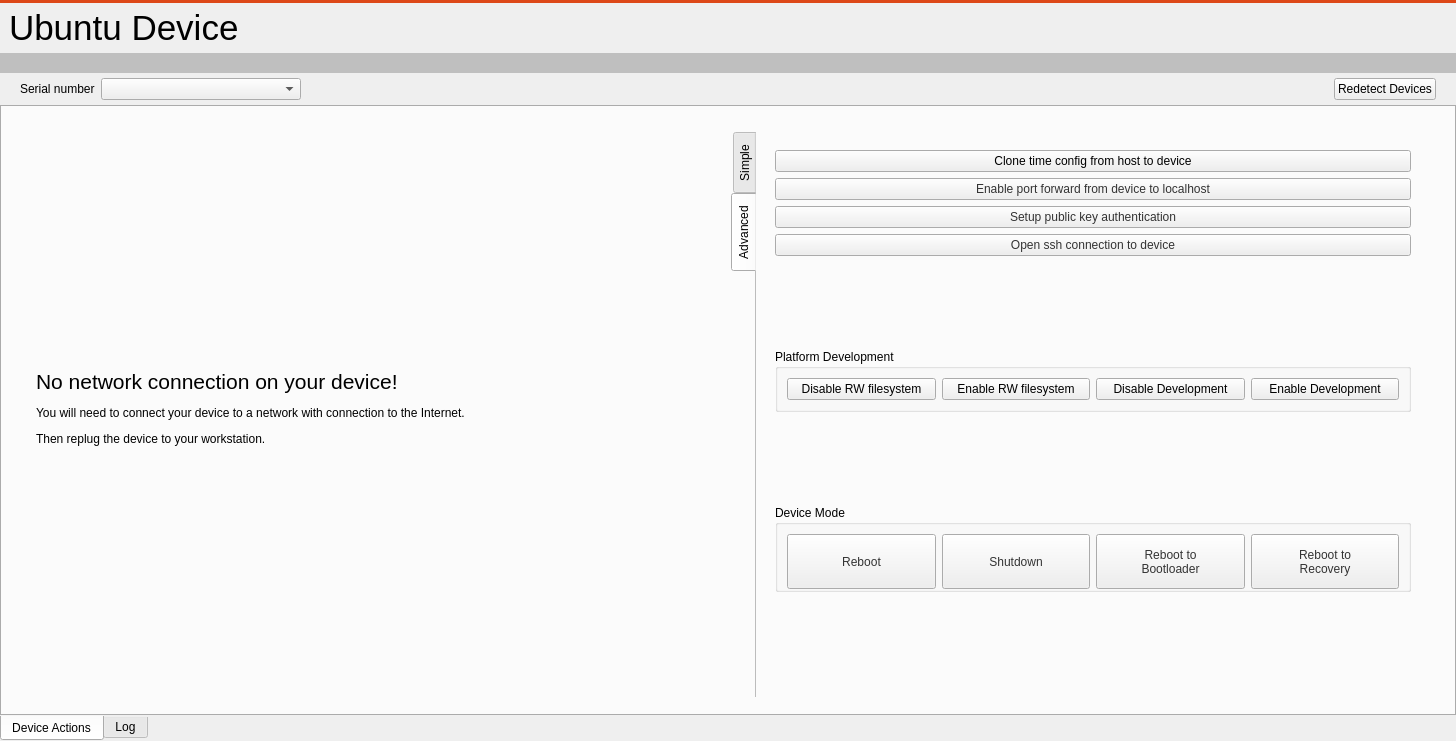
Before: the Qt Designer form src/ubuntu/ubuntudeviceswidget.ui in runelabs/qtcreator-plugin-ubuntu, drawn with Qt 5.
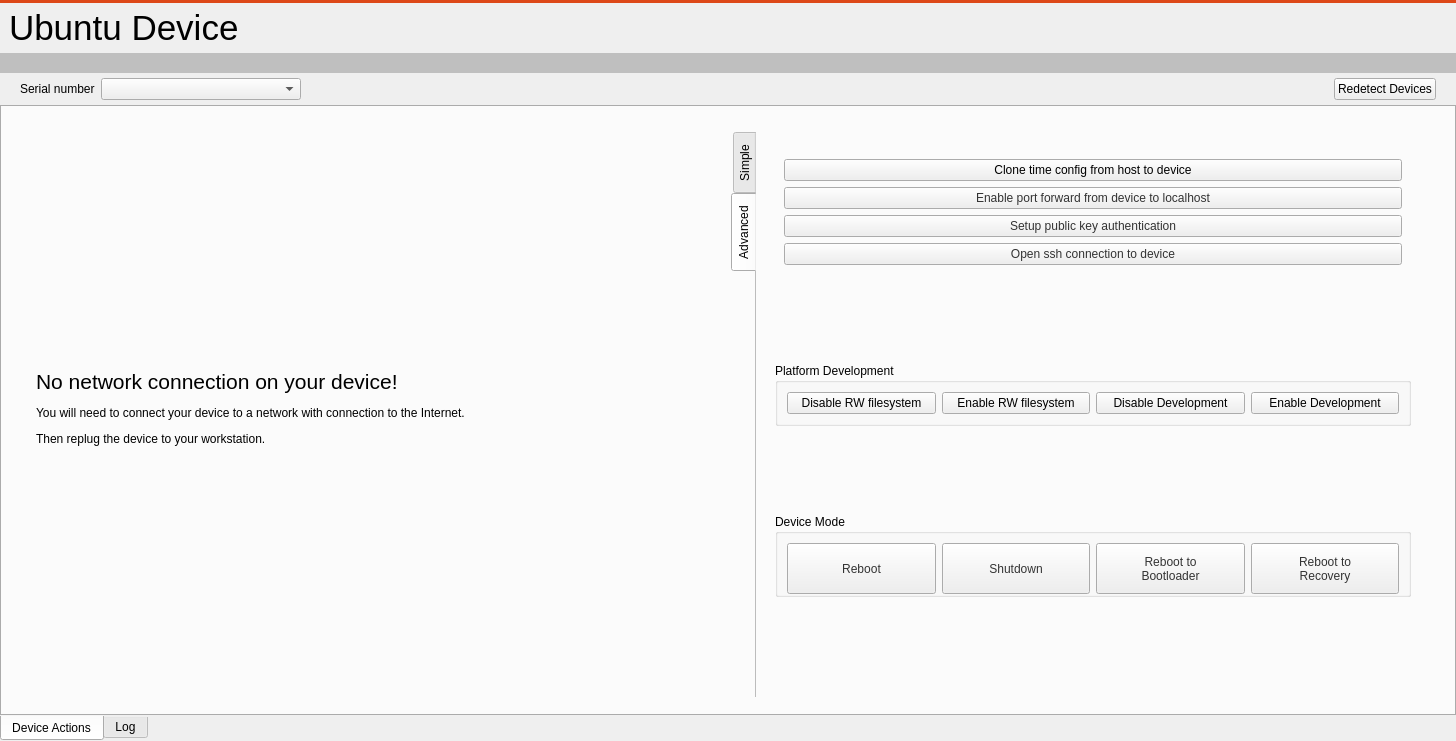
After: the same form once the commit is applied. The open tabs and pages were chosen to show the change.

Commit message: Moved misc buttons from Devices tabs under Settings page. Added more Settings pages.

```diff
--- a/src/ubuntu/ubuntudeviceswidget.ui
+++ b/src/ubuntu/ubuntudeviceswidget.ui
@@ -586,6 +586,9 @@
                            <widget class="QWidget" name="widgetSshProperties" native="true">
                             <layout class="QVBoxLayout" name="verticalLayout_21">
                              <item>
+                              <widget class="QWidget" name="widgetMovedToSettings" native="true">
+                               <layout class="QVBoxLayout" name="verticalLayout_9">
+                                <item>
                               <widget class="QPushButton" name="pushButtonCloneTimeConfig">
                                <property name="text">
                                 <string>Clone time config from host to device</string>
@@ -623,6 +626,9 @@
                                <property name="text">
                                 <string>Open ssh connection to device</string>
                                </property>
+                                 </widget>
+                                </item>
+                               </layout>
                               </widget>
                              </item>
                              <item>
```
Lines whose indentation alone changed are shown as unchanged. The commit also changes 16 other files.
